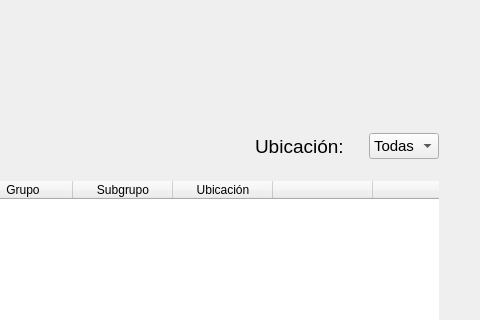
The window that blustock/ui/screens_uis/stock.ui (MaxAPBusiness/Blustock) describes before a commit, drawn with Qt 5; both pictures show x 768 to 1248 and y 0 to 320 of the 1248 by 777 pixel window.
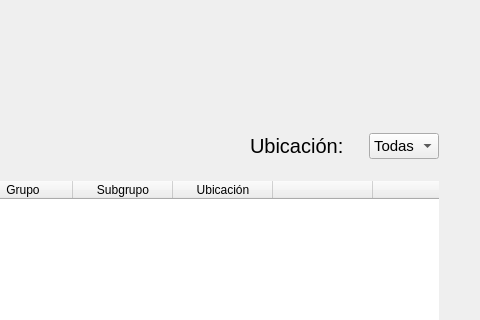
The same window after the commit. Icons and pictures are not drawn.

```diff
--- a/blustock/ui/screens_uis/stock.ui
+++ b/blustock/ui/screens_uis/stock.ui
@@ -131,12 +131,15 @@
         <widget class="QLabel" name="label_3">
          <property name="font">
           <font>
-           <pointsize>14</pointsize>
+           <pointsize>15</pointsize>
           </font>
          </property>
          <property name="text">
           <string>Ubicación: </string>
          </property>
+         <property name="indent">
+          <number>0</number>
+         </property>
         </widget>
        </item>
        <item>
```
Left out of the diff: 3 changed lines with no effect on the pictures.
